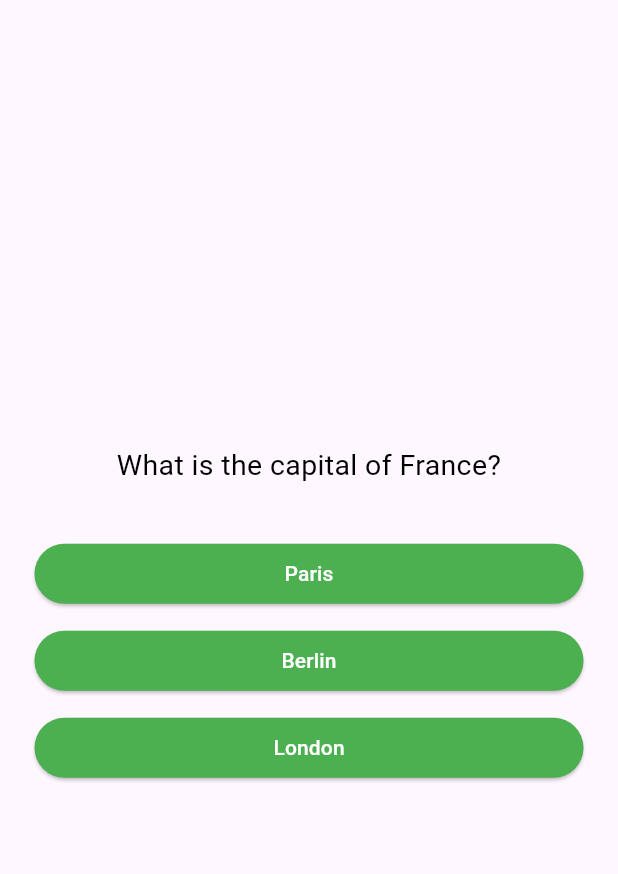
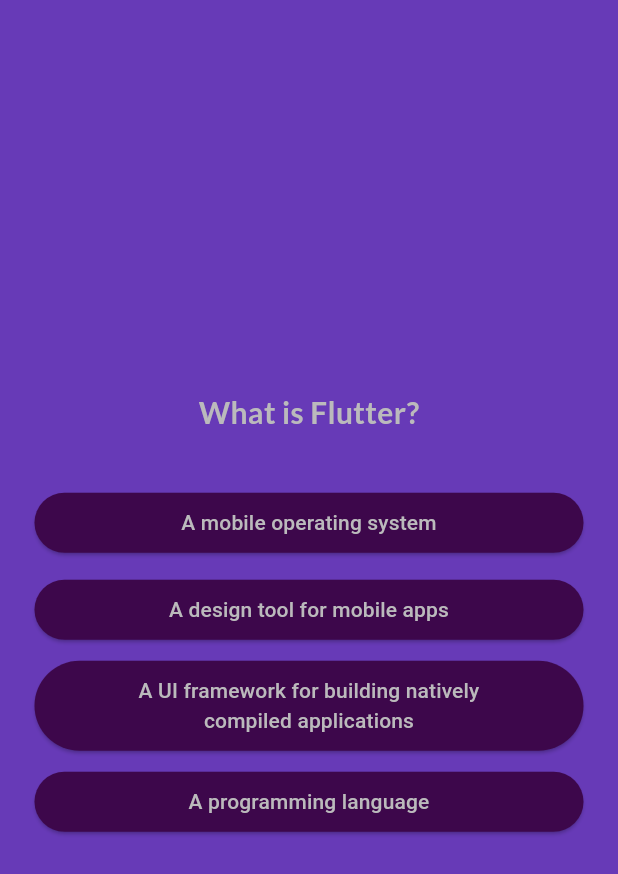
Before and after one commit to Exalter104/Flutter-Udemy-Course, a Flutter app: the QuestionScreen screen opened directly, on a phone screen of 412 x 824 dp. Shown: the top 874 px of the screen. Run offline on Flutter 3.47's test engine with Material 2 defaults, Android fonts, the phone set to English and light mode, and no system bars; our stand-ins replace google_fonts.

Commit message:
QuizScreen  implemenation : partially done quiz screen implementation

```diff
--- a/lib/deep concept of dart and quiz app/data/questions.dart
+++ b/lib/deep concept of dart and quiz app/data/questions.dart
@@ -1,24 +1,53 @@
 import '../models/quiz_questioin.dart';
 
 final questions = [
-  QuizQuestion("What is the capital of France?", ["Paris", "London", "Berlin"]),
-  QuizQuestion("What is 2 + 2?", ["3", "4", "5"]),
-  QuizQuestion("What is 2 + 2?", ["3", "4", "5"]),
-  QuizQuestion("What is 2 + 2?", ["3", "4", "5"]),
-  QuizQuestion("What is 2 + 2?", ["3", "4", "5"]),
-  QuizQuestion("What is the capital of France?", ["Paris", "London", "Berlin"]),
-  QuizQuestion("What is the capital of France?", ["Paris", "London", "Berlin"]),
-  QuizQuestion("What is the capital of France?", ["Paris", "London", "Berlin"]),
-  QuizQuestion("What is the capital of France?", ["Paris", "London", "Berlin"]),
-  QuizQuestion("What is the capital of France?", ["Paris", "London", "Berlin"]),
-  QuizQuestion("What is 2 + 2?", ["3", "4", "5"]),
-  QuizQuestion("What is 2 + 2?", ["3", "4", "5"]),
-  QuizQuestion("What is 2 + 2?", ["3", "4", "5"]),
-  QuizQuestion("What is 2 + 2?", ["3", "4", "5"]),
-  QuizQuestion("What is 2 + 2?", ["3", "4", "5"]),
-  QuizQuestion("What is 2 + 2?", ["3", "4", "5"]),
-  QuizQuestion("What is 2 + 2?", ["3", "4", "5"]),
-  QuizQuestion("What is 2 + 2?", ["3", "4", "5"]),
+  QuizQuestion("What is Flutter?", [
+    "A programming language",
+    "A mobile operating system",
+    "A UI framework for building natively compiled applications",
+    "A design tool for mobile apps"
+  ]),
+  QuizQuestion("Which of the following is not a Dart data type?",
+      ["String", "Integer", "Boolean", "List"]),
+  QuizQuestion("What does 'Hot Reload' do in Flutter?", [
+    "It compiles the entire project",
+    "It restarts the emulator",
+    "It updates the UI without restarting the app",
+    "It generates new widgets"
+  ]),
+  QuizQuestion(
+      "What is the primary programming language used in Flutter development?",
+      ["Java", "C++", "Python", "Dart"]),
+  QuizQuestion(
+      "What is the purpose of the 'pubspec.yaml' file in a Flutter project?", [
+    "To define the app's user interface",
+    "To list the project's dependencies",
+    "To specify the app's icon",
+    "To define the app's routes"
+  ]),
+  QuizQuestion("Which widget is used to create a clickable button in Flutter?",
+      ["Text", "Container", "Image", "FlatButton"]),
+  QuizQuestion("What is 'BuildContext' used for in Flutter?", [
+    "To define the app's layout",
+    "To manage app state",
+    "To build the widget tree",
+    "To access the current widget's location in the widget tree"
+  ]),
+  QuizQuestion("What is the main function's role in a Flutter app?", [
+    "To define the app's user interface",
+    "To handle user interactions",
+    "To build the widget tree",
+    "To be the entry point of the app"
+  ]),
+  QuizQuestion(
+      "Which Flutter widget is used to create a scrollable list of items?",
+      ["Column", "GridView", "ListView", "Stack"]),
+  QuizQuestion("What is 'setState' used for in Flutter?", [
+    "To define the app's layout",
+    "To manage app state and trigger a UI update",
+    "To create animations",
+    "To navigate between screens"
+  ])
 ];
 
 
--- a/lib/deep concept of dart and quiz app/quiz screen/question_screen.dart
+++ b/lib/deep concept of dart and quiz app/quiz screen/question_screen.dart
@@ -1,10 +1,13 @@
 import 'package:flutter/material.dart';
+import 'package:google_fonts/google_fonts.dart';
 import 'package:udemycourse/deep%20concept%20of%20dart%20and%20quiz%20app/data/questions.dart';
 
 import 'quiz_screen_comp.dart';
 
 class QuestionScreen extends StatefulWidget {
-  const QuestionScreen({super.key});
+  const QuestionScreen({
+    super.key,
+  });
 
   @override
   State<QuestionScreen> createState() => _QuestionScreenState();
@@ -36,6 +39,7 @@ class _QuestionScreenState extends State<QuestionScreen> {
   Widget build(BuildContext context) {
     final currentQuestion = questions[changeQuestionIndex];
     return Scaffold(
+        backgroundColor: Colors.deepPurple,
         body: Container(
           margin: const EdgeInsets.all(18),
           child: Column(
@@ -45,8 +49,10 @@ class _QuestionScreenState extends State<QuestionScreen> {
               Center(
                 child: Text(
                   currentQuestion.text,
-              style: const TextStyle(
-                  color: Color.fromARGB(255, 0, 0, 0), fontSize: 19),
+                  style: GoogleFonts.lato(
+                      color: const Color.fromARGB(255, 187, 186, 188),
+                      fontSize: 20,
+                      fontWeight: FontWeight.bold),
                   textAlign: TextAlign.center,
                 ),
               ),
@@ -70,7 +76,7 @@ class _QuestionScreenState extends State<QuestionScreen> {
                       changeQuestIndex();
                     },
                     text: read,
-                buttonColor: Colors.green);
+                    buttonColor: const Color.fromARGB(255, 61, 7, 75));
               }),
             ],
           ),
--- a/lib/deep concept of dart and quiz app/quiz screen/quiz_screen.dart
+++ b/lib/deep concept of dart and quiz app/quiz screen/quiz_screen.dart
@@ -1,13 +1,22 @@
 import 'package:flutter/material.dart';
 
 class QuizScreen extends StatefulWidget {
-  const QuizScreen({super.key});
+  final List<String> selectedAnswers;
+
+  const QuizScreen({
+    Key? key,
+    required this.selectedAnswers,
+  }) : super(key: key);
 
   @override
   State<QuizScreen> createState() => _QuizScreenState();
 }
 
 class _QuizScreenState extends State<QuizScreen> {
+  // void chooseAnswer(String answer) {
+  //   selectedAnswers.add(answer);
+  // }
+
   @override
   Widget build(BuildContext context) {
     return const Placeholder();
--- a/lib/deep concept of dart and quiz app/quiz screen/quiz_screen_comp.dart
+++ b/lib/deep concept of dart and quiz app/quiz screen/quiz_screen_comp.dart
@@ -18,11 +18,11 @@ class QuizButtons extends StatelessWidget {
           style: ElevatedButton.styleFrom(
               padding: const EdgeInsets.symmetric(horizontal: 40, vertical: 10),
               backgroundColor: buttonColor,
-              foregroundColor: Colors.white,
+              foregroundColor: const Color.fromARGB(255, 187, 186, 188),
               shape: RoundedRectangleBorder(
                   borderRadius: BorderRadius.circular(40))),
           onPressed: onPress,
-          child: Text(text)),
+          child: Text(text, textAlign: TextAlign.center)),
     );
   }
 }
--- a/pubspec.yaml
+++ b/pubspec.yaml
@@ -35,6 +35,7 @@ dependencies:
   # The following adds the Cupertino Icons font to your application.
   # Use with the CupertinoIcons class for iOS style icons.
   cupertino_icons: ^1.0.2
+  google_fonts: ^5.1.0
 
 dev_dependencies:
   flutter_test:
```
Also changed, not shown: pubspec.lock, 1 other file. Lines whose indentation alone changed are shown as unchanged.
